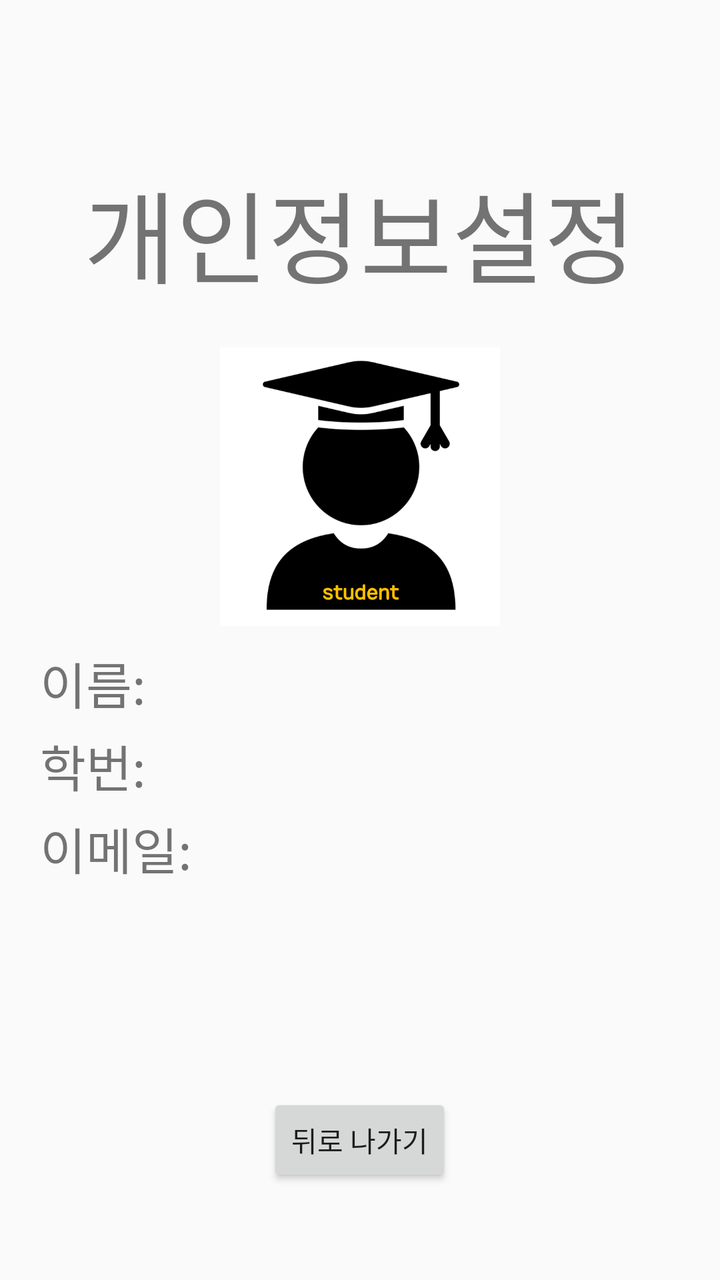
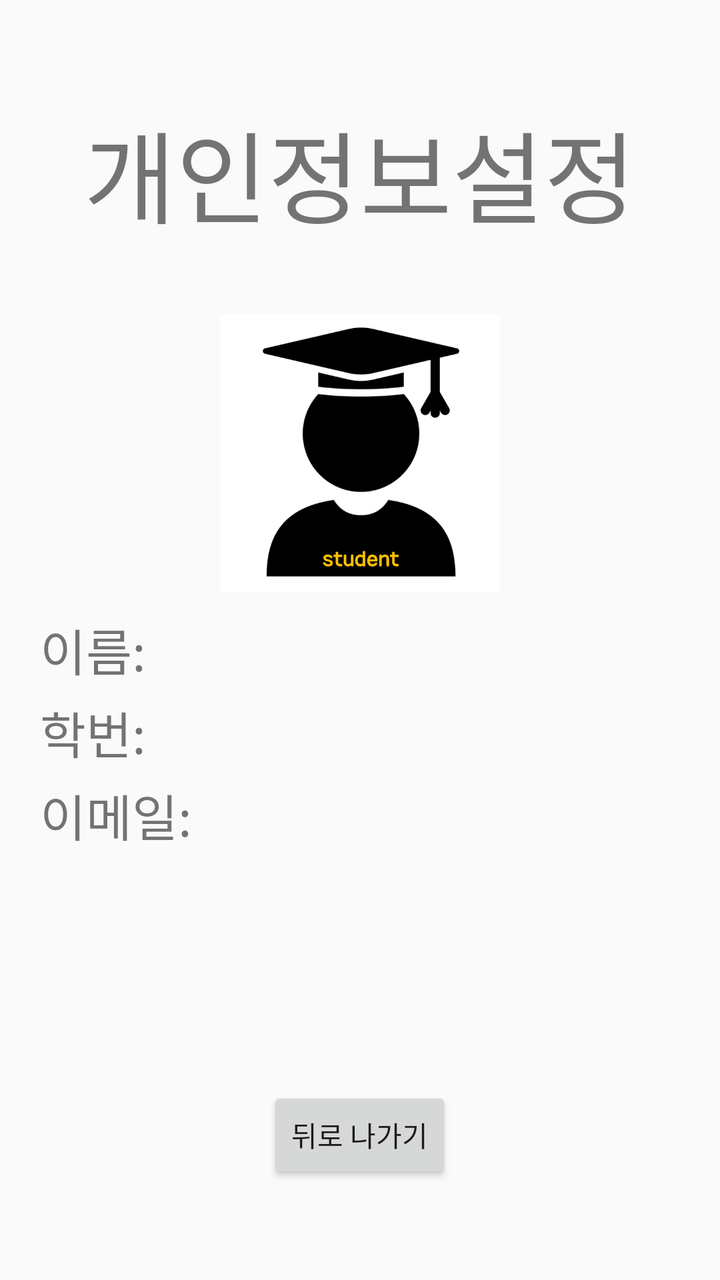

An Android layout rendered at two revisions. The XML below is the earlier revision; the diff shows what the commit changed to produce the second picture.
<!-- AndroidManifest.xml: application theme AppTheme -->
<!-- res/layout/activity_personal_info.xml -->
<?xml version="1.0" encoding="utf-8"?>
<LinearLayout xmlns:android="http://schemas.android.com/apk/res/android"
    xmlns:app="http://schemas.android.com/apk/res-auto"
    xmlns:tools="http://schemas.android.com/tools"
    android:layout_width="match_parent"
    android:layout_height="match_parent"
    tools:context=".personal_info"
    android:orientation="vertical"
    android:weightSum="6">

    <TextView
        android:layout_width="wrap_content"
        android:layout_height="0dp"
        android:text="개인정보설정"
        android:layout_gravity="center"
        android:textSize="50sp"
        android:layout_marginTop="80dp"
        android:layout_weight="1"/>

    <LinearLayout
        android:layout_width="match_parent"
        android:layout_height="0dp"
        android:layout_weight="4"
        android:orientation="vertical">
        <ImageView
            android:layout_width="140dp"
            android:layout_height="140dp"
            android:layout_gravity="center"
            android:src="@drawable/student"/>

        <LinearLayout
            android:layout_width="match_parent"
            android:layout_height="wrap_content"
            android:layout_marginTop="10dp"
            android:weightSum="4">
            <TextView
                android:layout_width="0dp"
                android:layout_height="wrap_content"
                android:layout_weight="1"
                android:layout_marginLeft="20dp"
                android:text="이름:"
                android:textSize="25sp"/>
            <TextView
                android:id="@+id/uname"
                android:layout_width="0dp"
                android:layout_height="wrap_content"
                android:layout_weight="3"
                android:text="             "/>
        </LinearLayout>

        <LinearLayout
            android:layout_width="match_parent"
            android:layout_height="wrap_content"
            android:weightSum="4"
            android:layout_marginTop="5dp">
            <TextView
                android:layout_width="0dp"
                android:layout_height="wrap_content"
                android:layout_marginLeft="20dp"
                android:layout_weight="1"
                android:text="학번:"
                android:textSize="25sp"/>
            <TextView
                android:id="@+id/uid"
                android:layout_width="0dp"
                android:layout_height="wrap_content"
                android:layout_weight="3"
                android:text="               "/>
        </LinearLayout>

        <LinearLayout
            android:layout_width="match_parent"
            android:layout_height="wrap_content"
            android:weightSum="4"
            android:layout_marginTop="5dp">
            <TextView
                android:layout_width="0dp"
                android:layout_height="wrap_content"
                android:layout_marginLeft="20dp"
                android:layout_weight="1"
                android:text="이메일:"
                android:textSize="25sp"/>
            <TextView
                android:id="@+id/uid2"
                android:layout_width="0dp"
                android:layout_height="wrap_content"
                android:layout_weight="3"
                android:text="               "/>
        </LinearLayout>

    </LinearLayout>
    <Button
        android:layout_width="wrap_content"
        android:layout_height="0dp"
        android:layout_weight="0.5"
        android:layout_gravity="center"
        android:text="뒤로 나가기"
        android:id="@+id/exit3"/>


</LinearLayout>
<!-- resources referenced by this layout -->
<resources>
  <!-- drawable student: png bitmap (drawable, 26204 bytes) -->
  <style name="AppTheme" parent="Theme.AppCompat.Light.DarkActionBar">
          
          <item name="colorPrimary">@color/colorPrimary</item>
          <item name="colorPrimaryDark">@color/colorPrimaryDark</item>
          <item name="colorAccent">@color/colorAccent</item>
      </style>
  <color name="colorPrimary">#A4A28D</color>
  <color name="colorPrimaryDark">#FFFFFF</color>
  <color name="colorAccent">#03DAC5</color>
</resources>

<!-- the commit's change to res/layout/activity_personal_info.xml (unified diff, before → after) -->
@@ -14,12 +14,13 @@
         android:text="개인정보설정"
         android:layout_gravity="center"
         android:textSize="50sp"
-        android:layout_marginTop="80dp"
+        android:layout_marginTop="50dp"
         android:layout_weight="1"/>
 
     <LinearLayout
         android:layout_width="match_parent"
         android:layout_height="0dp"
+        android:layout_marginTop="10dp"
         android:layout_weight="4"
         android:orientation="vertical">
         <ImageView
